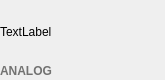
First picture: the form in trunk/src/edr/src/hmm_view/ui/filter.ui, repository mk4me/hm-mde-one, before the edit.
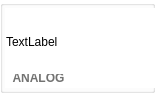
Second picture: the form after the edit.

The edit to the form file:
```diff
--- a/trunk/src/edr/src/hmm_view/ui/filter.ui
+++ b/trunk/src/edr/src/hmm_view/ui/filter.ui
@@ -6,87 +6,101 @@
    <rect>
     <x>0</x>
     <y>0</y>
-    <width>165</width>
-    <height>80</height>
+    <width>155</width>
+    <height>86</height>
    </rect>
   </property>
   <property name="sizePolicy">
-   <sizepolicy hsizetype="Expanding" vsizetype="Preferred">
+   <sizepolicy hsizetype="Minimum" vsizetype="Minimum">
     <horstretch>0</horstretch>
     <verstretch>0</verstretch>
    </sizepolicy>
   </property>
   <property name="minimumSize">
    <size>
-    <width>165</width>
-    <height>80</height>
+    <width>0</width>
+    <height>0</height>
    </size>
   </property>
   <property name="maximumSize">
    <size>
-    <width>165</width>
-    <height>80</height>
+    <width>16777215</width>
+    <height>16777215</height>
    </size>
   </property>
   <property name="windowTitle">
    <string>Form</string>
   </property>
   <property name="styleSheet">
-   <string notr="true"/>
+   <string notr="true">background-color: rgb(255, 255, 255);</string>
   </property>
-  <widget class="QLabel" name="pictureLabel">
-   <property name="geometry">
-    <rect>
-     <x>0</x>
-     <y>0</y>
-     <width>64</width>
-     <height>64</height>
-    </rect>
+  <layout class="QVBoxLayout" name="verticalLayout_2">
+   <property name="spacing">
+    <number>0</number>
    </property>
-   <property name="minimumSize">
-    <size>
-     <width>64</width>
-     <height>64</height>
-    </size>
+   <property name="margin">
+    <number>0</number>
+   </property>
+   <item>
+    <widget class="QGroupBox" name="groupBox">
+     <property name="sizePolicy">
+      <sizepolicy hsizetype="Fixed" vsizetype="Fixed">
+       <horstretch>0</horstretch>
+       <verstretch>0</verstretch>
+      </sizepolicy>
    </property>
    <property name="maximumSize">
     <size>
-     <width>64</width>
-     <height>64</height>
+       <width>155</width>
+       <height>16777215</height>
     </size>
    </property>
    <property name="styleSheet">
-    <string notr="true"/>
-   </property>
-   <property name="text">
-    <string>TextLabel</string>
-   </property>
-  </widget>
-  <widget class="QWidget" name="layoutWidget">
-   <property name="geometry">
-    <rect>
-     <x>70</x>
-     <y>0</y>
-     <width>101</width>
-     <height>81</height>
-    </rect>
-   </property>
-   <layout class="QVBoxLayout" name="verticalLayout">
+      <string notr="true">/*QGroupBox {
+	 border-style: solid;
+     border-width: 1px;
+     border-radius: 9px;
+     border-color: rgb(135, 177, 255);
+	 color: rgb(135, 177, 255);
+ }*/
+
+background-color: rgb(235, 235, 235);
+
+QGroupBox { 
+     border: 2px solid; 
+     border-color: rgb(135, 177, 255);
+     border-radius: 9px; 
+ } 
+</string>
+     </property>
+     <layout class="QVBoxLayout" name="verticalLayout_3">
     <property name="spacing">
      <number>0</number>
     </property>
-    <property name="sizeConstraint">
-     <enum>QLayout::SetMinimumSize</enum>
-    </property>
-   </layout>
-  </widget>
+      <property name="margin">
+       <number>2</number>
+      </property>
+      <item>
+       <widget class="QWidget" name="widget" native="true">
+        <property name="sizePolicy">
+         <sizepolicy hsizetype="Fixed" vsizetype="Fixed">
+          <horstretch>0</horstretch>
+          <verstretch>0</verstretch>
+         </sizepolicy>
+        </property>
+        <property name="minimumSize">
+         <size>
+          <width>150</width>
+          <height>80</height>
+         </size>
+        </property>
   <widget class="QLabel" name="label">
    <property name="geometry">
     <rect>
-     <x>0</x>
+           <x>1</x>
      <y>60</y>
-     <width>61</width>
-     <height>21</height>
+           <width>65</width>
+           <height>19</height>
     </rect>
    </property>
    <property name="font">
@@ -101,7 +115,71 @@
    <property name="text">
     <string>ANALOG</string>
    </property>
-  </widget>
+         <property name="alignment">
+          <set>Qt::AlignCenter</set>
+         </property>
+        </widget>
+        <widget class="QLabel" name="pictureLabel">
+         <property name="geometry">
+          <rect>
+           <x>1</x>
+           <y>1</y>
+           <width>65</width>
+           <height>65</height>
+          </rect>
+         </property>
+         <property name="minimumSize">
+          <size>
+           <width>65</width>
+           <height>65</height>
+          </size>
+         </property>
+         <property name="maximumSize">
+          <size>
+           <width>65</width>
+           <height>65</height>
+          </size>
+         </property>
+         <property name="styleSheet">
+          <string notr="true"/>
+         </property>
+         <property name="text">
+          <string>TextLabel</string>
+         </property>
+        </widget>
+        <widget class="QWidget" name="widget_2" native="true">
+         <property name="geometry">
+          <rect>
+           <x>70</x>
+           <y>1</y>
+           <width>81</width>
+           <height>78</height>
+          </rect>
+         </property>
+         <property name="maximumSize">
+          <size>
+           <width>16777215</width>
+           <height>78</height>
+          </size>
+         </property>
+         <layout class="QVBoxLayout" name="verticalLayout">
+          <property name="spacing">
+           <number>0</number>
+          </property>
+          <property name="sizeConstraint">
+           <enum>QLayout::SetMinimumSize</enum>
+          </property>
+          <property name="margin">
+           <number>0</number>
+          </property>
+         </layout>
+        </widget>
+       </widget>
+      </item>
+     </layout>
+    </widget>
+   </item>
+  </layout>
  </widget>
  <resources/>
  <connections/>
```
Lines whose indentation alone changed are shown as unchanged.
